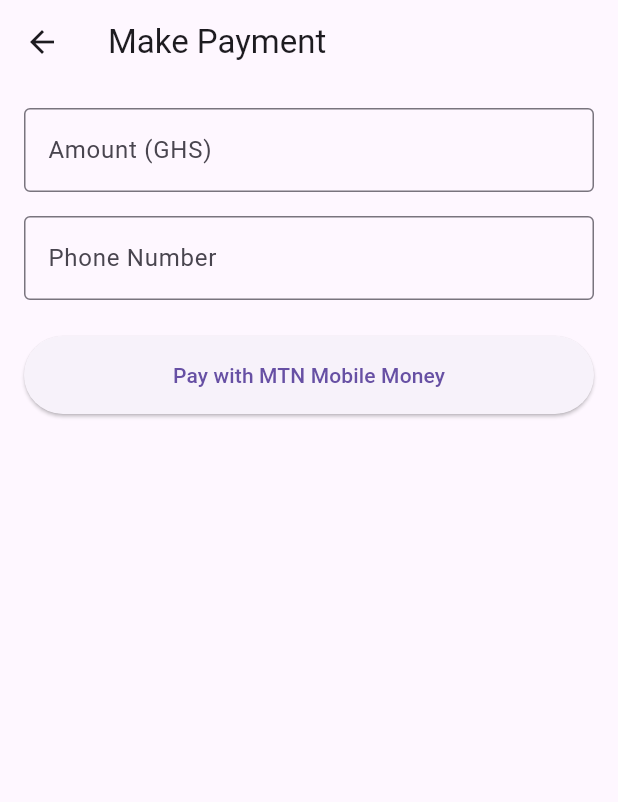
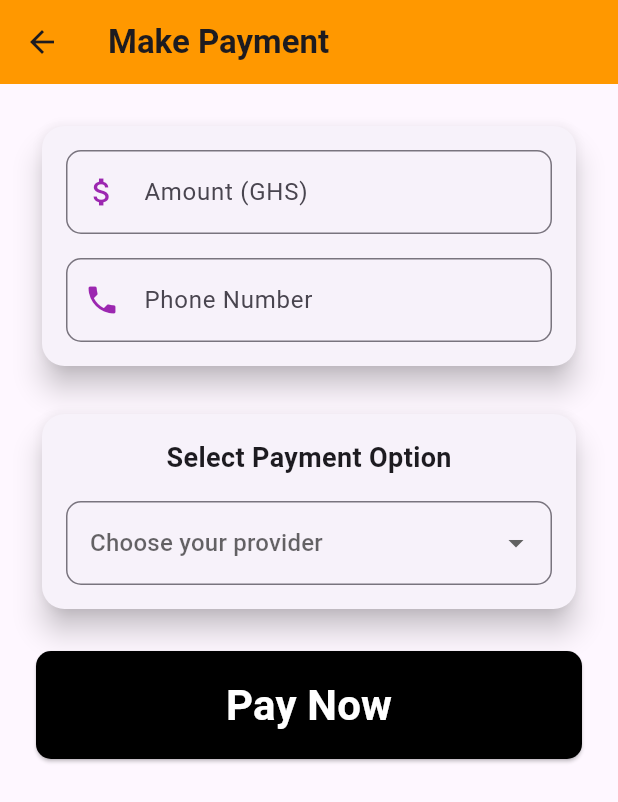
Before and after one commit to kwabena369/Ecommence_full_stack, a Flutter app: the PaymentScreen screen opened by its route, on a phone screen of 412 x 824 dp. Shown: the top 802 px of the screen. Run offline on Flutter 3.47's test engine with Material 3 defaults, Android fonts, the phone set to English and light mode, and no system bars; our stand-ins replace firebase_auth, firebase_core, google_sign_in, image_picker, shared_preferences; accounts and stored records are empty.

Commit message:
MobileMoney Payment done

```diff
--- a/ecom/lib/Screens/TestingPayment/Payment.dart
+++ b/ecom/lib/Screens/TestingPayment/Payment.dart
@@ -12,23 +12,53 @@
   String _amount = '';
   String _phoneNumber = '';
 
+  String? _selectedOption;
+  final List<String> _options = ["MTN", 'AirtelTigo', 'Telecel'];
+
   @override
   Widget build(BuildContext context) {
     return Scaffold(
       appBar: AppBar(
-        title: Text('Make Payment'),
+        title:
+            Text('Make Payment', style: TextStyle(fontWeight: FontWeight.bold)),
+        backgroundColor: Colors.orange,
+        elevation: 0,
       ),
-      body: Padding(
-        padding: EdgeInsets.all(16.0),
+      body: Container(
+        decoration: BoxDecoration(
+
+        ),
+        child: SafeArea(
+          child: SingleChildScrollView(
+            child: Padding(
+              padding: EdgeInsets.all(24.0),
               child: Form(
                 key: _formKey,
                 child: Column(
                   crossAxisAlignment: CrossAxisAlignment.stretch,
                   children: <Widget>[
+                    Card(
+                      elevation: 8,
+                      shape: RoundedRectangleBorder(
+                        borderRadius: BorderRadius.circular(15),
+                      ),
+                      child: Padding(
+                        padding: EdgeInsets.all(16),
+                        child: Column(
+                          children: [
                             TextFormField(
                               decoration: InputDecoration(
                                 labelText: 'Amount (GHS)',
-                  border: OutlineInputBorder(),
+                                prefixIcon: Icon(Icons.attach_money,
+                                    color: Colors.purple),
+                                border: OutlineInputBorder(
+                                  borderRadius: BorderRadius.circular(10),
+                                ),
+                                focusedBorder: OutlineInputBorder(
+                                  borderRadius: BorderRadius.circular(10),
+                                  borderSide: BorderSide(
+                                      color: Colors.purple, width: 2),
+                                ),
                               ),
                               keyboardType: TextInputType.number,
                               validator: (value) {
@@ -46,27 +76,103 @@
                             TextFormField(
                               decoration: InputDecoration(
                                 labelText: 'Phone Number',
-                  border: OutlineInputBorder(),
+                                prefixIcon:
+                                    Icon(Icons.phone, color: Colors.purple),
+                                border: OutlineInputBorder(
+                                  borderRadius: BorderRadius.circular(10),
+                                ),
+                                focusedBorder: OutlineInputBorder(
+                                  borderRadius: BorderRadius.circular(10),
+
+                                ),
                               ),
                               keyboardType: TextInputType.phone,
                               validator: (value) {
                                 if (value == null || value.isEmpty) {
                                   return 'Please enter a phone number';
                                 }
-                  // You might want to add more specific validation for MTN numbers
                                 return null;
                               },
                               onSaved: (value) => _phoneNumber = value!,
                             ),
+                          ],
+                        ),
+                      ),
+                    ),
+                    SizedBox(height: 24),
+                    Card(
+                      elevation: 8,
+                      shape: RoundedRectangleBorder(
+                        borderRadius: BorderRadius.circular(15),
+                      ),
+                      child: Padding(
+                        padding: EdgeInsets.all(16),
+                        child: Column(
+                          children: [
+                            Text(
+                              'Select Payment Option',
+                              style: TextStyle(
+                                  fontSize: 18, fontWeight: FontWeight.bold),
+                            ),
+                            SizedBox(height: 16),
+                            DropdownButtonFormField<String>(
+                              value: _selectedOption,
+                              hint: Text('Choose your provider'),
+                              decoration: InputDecoration(
+                                border: OutlineInputBorder(
+                                  borderRadius: BorderRadius.circular(10),
+                                ),
+                                focusedBorder: OutlineInputBorder(
+                                  borderRadius: BorderRadius.circular(10),
+                                ),
+                              ),
+                              onChanged: (String? newValue) {
+                                setState(() {
+                                  _selectedOption = newValue;
+                                });
+                              },
+                              items: _options.map<DropdownMenuItem<String>>(
+                                  (String value) {
+                                return DropdownMenuItem<String>(
+                                  value: value,
+                                  child: Row(
+                                    children: [
+                                      Image.asset(
+                                        'assets/PaymentProfile/${value}.png',
+                                        width: 30,
+                                        height: 30,
+                                      ),
+                                      SizedBox(width: 10),
+                                      Text(value),
+                                    ],
+                                  ),
+                                );
+                              }).toList(),
+                            ),
+                          ],
+                        ),
+                      ),
+                    ),
                     SizedBox(height: 24),
                     ElevatedButton(
-                child: Text('Pay with MTN Mobile Money'),
+                      child: Text(
+                        'Pay Now',
+                        style: TextStyle(
+                            fontSize: 28, fontWeight: FontWeight.bold,color: Colors.white),
+                      ),
                       onPressed: _initiatePayment,
                       style: ElevatedButton.styleFrom(
+                        foregroundColor: Colors.black, backgroundColor: Colors.black,
                         padding: EdgeInsets.symmetric(vertical: 16),
+                        shape: RoundedRectangleBorder(
+                          borderRadius: BorderRadius.circular(10),
+                        ),
                       ),
                     ),
                   ],
+                ),
+              ),
+            ),
           ),
         ),
       ),
@@ -86,6 +192,7 @@
           body: jsonEncode(<String, String>{
             'amount': _amount,
             'phoneNumber': _phoneNumber,
+            "OptionSelected": _selectedOption ?? '',
           }),
         );
 
@@ -110,7 +217,6 @@
       }
     }
   }
-
 
   void _showOtpDialog(String message, String reference) {
     String otp = '';
@@ -173,6 +279,7 @@
       _showErrorDialog('An error occurred: $e');
     }
   }
+
   void _showSuccessDialog(String message) {
     showDialog(
       context: context,
@@ -180,30 +287,6 @@
         return AlertDialog(
           title: Text('Success'),
           content: Text(message),
-          actions: <Widget>[
-            TextButton(
-              child: Text('OK'),
-              onPressed: () {
-                Navigator.of(context).pop();
-                // You might want to navigate back to a previous screen or refresh the current one
-                // Navigator.of(context).pop(); // Uncomment this if you want to go back to the previous screen
-              },
-            ),
-          ],
-        );
-      },
-    );
-  }
-
-
-  void _showUssdDialog(String ussdCode) {
-    showDialog(
-      context: context,
-      builder: (BuildContext context) {
-        return AlertDialog(
-          title: Text('Complete Payment'),
-          content:
-              Text('Dial this USSD code to complete your payment: $ussdCode'),
           actions: <Widget>[
             TextButton(
               child: Text('OK'),
--- a/ecom/pubspec.yaml
+++ b/ecom/pubspec.yaml
@@ -72,6 +72,9 @@
   assets:
     - assets/Fun/Cat.png
     - assets/Google_.png
+    - assets/PaymentProfile/MTN.png
+    - assets/PaymentProfile/Telecel.png
+    - assets/PaymentProfile/AirtelTigo.png
 
   # An image asset can refer to one or more resolution-specific "variants", see
   # https://flutter.dev/to/resolution-aware-images
```
Also changed, not shown: ecom/lib/Screens/TestingPayment/Selection/Selection.dart (added, +48 -0 lines), ecom/assets/PaymentProfile/AirtelTigo.png (added), ecom/assets/PaymentProfile/MTN.png (added), ecom/assets/PaymentProfile/MasterCard.png (added), ecom/assets/PaymentProfile/Telecel.png (added), ecom/assets/PaymentProfile/Visa.png (added), 1 other file. Lines whose indentation alone changed are shown as unchanged.
